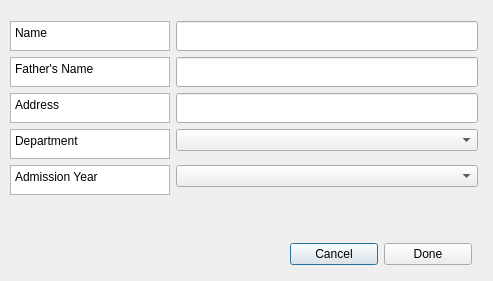
First picture: the form in student_registration.ui, repository Ysajid/University-Management, before the edit.
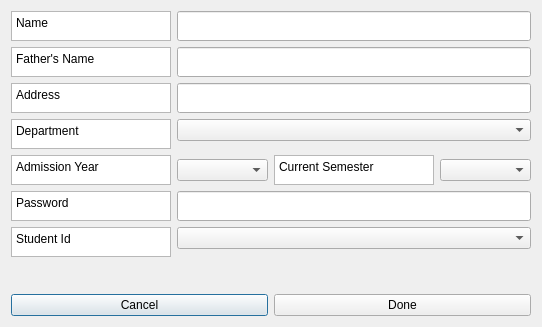
Second picture: the form after the edit.

The edit to the form file:
```diff
--- a/student_registration.ui
+++ b/student_registration.ui
@@ -6,22 +6,15 @@
    <rect>
     <x>0</x>
     <y>0</y>
-    <width>493</width>
-    <height>281</height>
+    <width>542</width>
+    <height>327</height>
    </rect>
   </property>
   <property name="windowTitle">
    <string>Dialog</string>
   </property>
-  <widget class="QWidget" name="">
-   <property name="geometry">
-    <rect>
-     <x>10</x>
-     <y>21</y>
-     <width>468</width>
-     <height>191</height>
-    </rect>
-   </property>
+  <layout class="QVBoxLayout" name="verticalLayout">
+   <item>
    <layout class="QFormLayout" name="formLayout_2">
     <item row="0" column="0">
      <widget class="QTextBrowser" name="textBrowser">
@@ -166,7 +159,30 @@
     <item row="3" column="1">
      <widget class="QComboBox" name="department"/>
     </item>
-    <item row="4" column="0">
+     <item row="6" column="0">
+      <widget class="QTextBrowser" name="textBrowser_5">
+       <property name="sizePolicy">
+        <sizepolicy hsizetype="Minimum" vsizetype="Minimum">
+         <horstretch>0</horstretch>
+         <verstretch>0</verstretch>
+        </sizepolicy>
+       </property>
+       <property name="maximumSize">
+        <size>
+         <width>160</width>
+         <height>30</height>
+        </size>
+       </property>
+       <property name="html">
+        <string>&lt;!DOCTYPE HTML PUBLIC &quot;-//W3C//DTD HTML 4.0//EN&quot; &quot;http://www.w3.org/TR/REC-html40/strict.dtd&quot;&gt;
+&lt;html&gt;&lt;head&gt;&lt;meta name=&quot;qrichtext&quot; content=&quot;1&quot; /&gt;&lt;style type=&quot;text/css&quot;&gt;
+p, li { white-space: pre-wrap; }
+&lt;/style&gt;&lt;/head&gt;&lt;body style=&quot; font-family:'Noto Sans'; font-size:9pt; font-weight:400; font-style:normal;&quot;&gt;
+&lt;p style=&quot; margin-top:0px; margin-bottom:0px; margin-left:0px; margin-right:0px; -qt-block-indent:0; text-indent:0px;&quot;&gt;Password&lt;/p&gt;&lt;/body&gt;&lt;/html&gt;</string>
+       </property>
+      </widget>
+     </item>
+     <item row="5" column="0">
      <widget class="QTextBrowser" name="textBrowser_11">
       <property name="sizePolicy">
        <sizepolicy hsizetype="Minimum" vsizetype="Minimum">
@@ -189,20 +205,84 @@
       </property>
      </widget>
     </item>
-    <item row="4" column="1">
+     <item row="5" column="1">
+      <layout class="QHBoxLayout" name="horizontalLayout_2">
+       <item>
      <widget class="QComboBox" name="year"/>
     </item>
-   </layout>
-  </widget>
-  <widget class="QWidget" name="">
-   <property name="geometry">
-    <rect>
-     <x>290</x>
-     <y>240</y>
-     <width>182</width>
-     <height>29</height>
-    </rect>
-   </property>
+       <item>
+        <widget class="QTextBrowser" name="textBrowser_14">
+         <property name="sizePolicy">
+          <sizepolicy hsizetype="Minimum" vsizetype="Minimum">
+           <horstretch>0</horstretch>
+           <verstretch>0</verstretch>
+          </sizepolicy>
+         </property>
+         <property name="maximumSize">
+          <size>
+           <width>160</width>
+           <height>30</height>
+          </size>
+         </property>
+         <property name="html">
+          <string>&lt;!DOCTYPE HTML PUBLIC &quot;-//W3C//DTD HTML 4.0//EN&quot; &quot;http://www.w3.org/TR/REC-html40/strict.dtd&quot;&gt;
+&lt;html&gt;&lt;head&gt;&lt;meta name=&quot;qrichtext&quot; content=&quot;1&quot; /&gt;&lt;style type=&quot;text/css&quot;&gt;
+p, li { white-space: pre-wrap; }
+&lt;/style&gt;&lt;/head&gt;&lt;body style=&quot; font-family:'Noto Sans'; font-size:9pt; font-weight:400; font-style:normal;&quot;&gt;
+&lt;p style=&quot; margin-top:0px; margin-bottom:0px; margin-left:0px; margin-right:0px; -qt-block-indent:0; text-indent:0px;&quot;&gt;Current Semester&lt;/p&gt;&lt;/body&gt;&lt;/html&gt;</string>
+         </property>
+        </widget>
+       </item>
+       <item>
+        <widget class="QComboBox" name="semester"/>
+       </item>
+      </layout>
+     </item>
+     <item row="6" column="1">
+      <widget class="QLineEdit" name="password">
+       <property name="sizePolicy">
+        <sizepolicy hsizetype="Preferred" vsizetype="Preferred">
+         <horstretch>0</horstretch>
+         <verstretch>0</verstretch>
+        </sizepolicy>
+       </property>
+       <property name="minimumSize">
+        <size>
+         <width>230</width>
+         <height>0</height>
+        </size>
+       </property>
+      </widget>
+     </item>
+     <item row="7" column="1">
+      <widget class="QComboBox" name="ids"/>
+     </item>
+     <item row="7" column="0">
+      <widget class="QTextBrowser" name="textBrowser_2">
+       <property name="sizePolicy">
+        <sizepolicy hsizetype="Minimum" vsizetype="Minimum">
+         <horstretch>0</horstretch>
+         <verstretch>0</verstretch>
+        </sizepolicy>
+       </property>
+       <property name="maximumSize">
+        <size>
+         <width>160</width>
+         <height>30</height>
+        </size>
+       </property>
+       <property name="html">
+        <string>&lt;!DOCTYPE HTML PUBLIC &quot;-//W3C//DTD HTML 4.0//EN&quot; &quot;http://www.w3.org/TR/REC-html40/strict.dtd&quot;&gt;
+&lt;html&gt;&lt;head&gt;&lt;meta name=&quot;qrichtext&quot; content=&quot;1&quot; /&gt;&lt;style type=&quot;text/css&quot;&gt;
+p, li { white-space: pre-wrap; }
+&lt;/style&gt;&lt;/head&gt;&lt;body style=&quot; font-family:'Noto Sans'; font-size:9pt; font-weight:400; font-style:normal;&quot;&gt;
+&lt;p style=&quot; margin-top:0px; margin-bottom:0px; margin-left:0px; margin-right:0px; -qt-block-indent:0; text-indent:0px;&quot;&gt;Student Id&lt;/p&gt;&lt;/body&gt;&lt;/html&gt;</string>
+       </property>
+      </widget>
+     </item>
+    </layout>
+   </item>
+   <item>
    <layout class="QHBoxLayout" name="horizontalLayout">
     <item>
      <widget class="QPushButton" name="cancel">
@@ -219,8 +299,41 @@
      </widget>
     </item>
    </layout>
-  </widget>
- </widget>
+   </item>
+  </layout>
+ </widget>
+ <tabstops>
+  <tabstop>name</tabstop>
+  <tabstop>father_name</tabstop>
+  <tabstop>address</tabstop>
+  <tabstop>department</tabstop>
+  <tabstop>year</tabstop>
+  <tabstop>semester</tabstop>
+  <tabstop>password</tabstop>
+  <tabstop>ids</tabstop>
+  <tabstop>done</tabstop>
+  <tabstop>cancel</tabstop>
+  <tabstop>textBrowser</tabstop>
+  <tabstop>textBrowser_6</tabstop>
+  <tabstop>textBrowser_7</tabstop>
+  <tabstop>textBrowser_10</tabstop>
+  <tabstop>textBrowser_11</tabstop>
+  <tabstop>textBrowser_5</tabstop>
+  <tabstop>textBrowser_2</tabstop>
+  <tabstop>textBrowser_14</tabstop>
+  <tabstop>name_3</tabstop>
+  <tabstop>textBrowser_4</tabstop>
+  <tabstop>name_4</tabstop>
+  <tabstop>textBrowser_3</tabstop>
+  <tabstop>year_2</tabstop>
+  <tabstop>address_2</tabstop>
+  <tabstop>textBrowser_12</tabstop>
+  <tabstop>textBrowser_9</tabstop>
+  <tabstop>department_2</tabstop>
+  <tabstop>textBrowser_8</tabstop>
+  <tabstop>father_name_2</tabstop>
+  <tabstop>textBrowser_13</tabstop>
+ </tabstops>
  <resources/>
  <connections/>
 </ui>
```
Left out of the diff: 3 changed lines with no effect on the pictures. Lines whose indentation alone changed are shown as unchanged.
